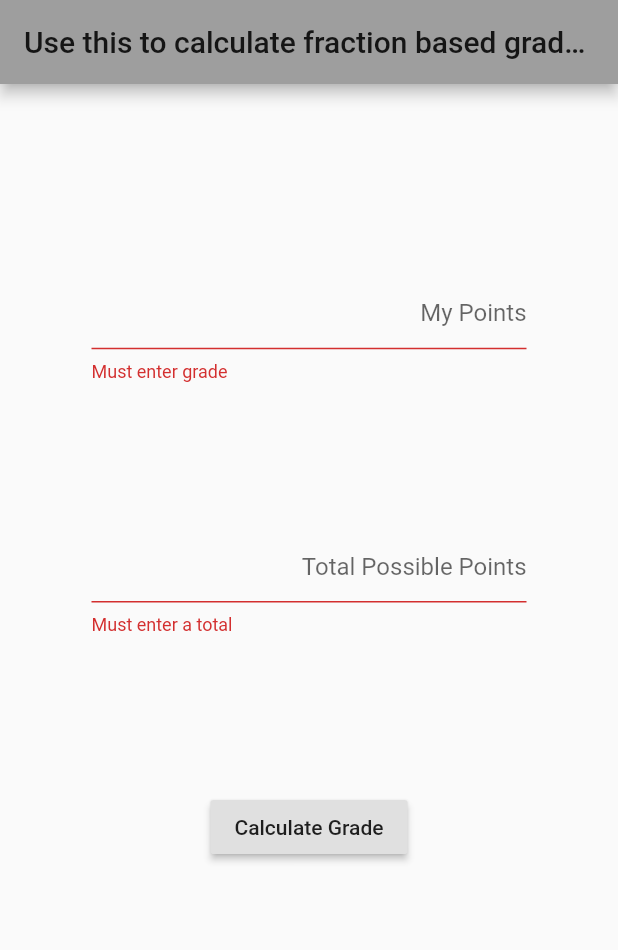
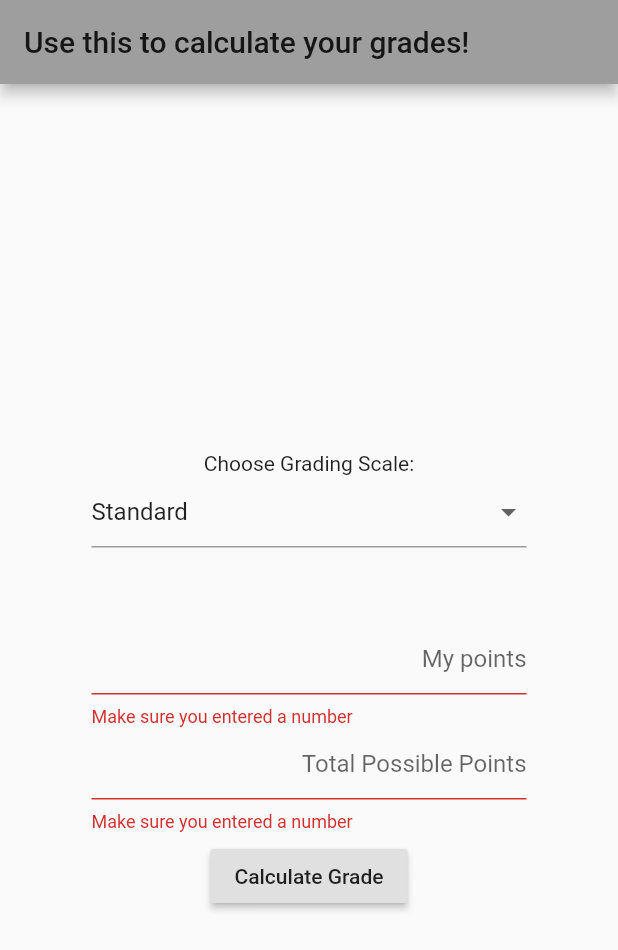
Before and after one commit to bsu-hci/GradeMotivator, a Flutter app: the screen it shows after launch, after a tap on "Calculate Grade", on a phone screen of 412 x 824 dp. Shown: the top 950 px of the screen. Run offline on Flutter 3.47's test engine with Material 2 defaults, Android fonts, the light colour scheme and no system bars.

Commit message:
Iteration 2 finished

```diff
--- a/lib/main.dart
+++ b/lib/main.dart
@@ -9,8 +9,8 @@ class GenerateGrade extends StatefulWidget {
 }
 
 class Grade {
-  int _userScore;
-  int _totalPossiblePoints;
+  double _userScore;
+  double _totalPossiblePoints;
   bool _show;
   String _grade;
 
@@ -20,9 +20,9 @@ class Grade {
   }
 }
 
-class Show extends StatelessWidget {
+class GradeMessage extends StatelessWidget {
   final String _grade;
-  Show(this._grade);
+  GradeMessage(this._grade);
 
   @override
   Widget build(BuildContext context) {
@@ -50,9 +50,7 @@ class GradeMotivator extends StatelessWidget {
         visualDensity: VisualDensity.adaptivePlatformDensity,
       ),
       home: Scaffold(
-        appBar: AppBar(
-            title: Text(
-                "Use this to calculate fraction based grades! (Whole numbers only for now) (For %, enter 100 for the total points)")),
+        appBar: AppBar(title: Text("Use this to calculate your grades!")),
         body: Center(
             child: Container(
           constraints: BoxConstraints(maxWidth: 350),
@@ -67,18 +65,27 @@ class GradeMotivator extends StatelessWidget {
 class _GenerateGradeState extends State<GenerateGrade> {
   final _fk = GlobalKey<FormState>();
   var _numberGradeInput;
-  var _totalPosibleInput;
+  var _totalPossibleInput;
   Grade grade = new Grade();
+  String _dropdown = "Standard";
 
-  void _onCalculateButtonPressed() {
+  void _onSubmit() {
     setState(() {
       this.grade._show = true;
-      this.grade._grade = calculateGrade(
-          this.grade._userScore, this.grade._totalPossiblePoints);
+      if (this._dropdown == "Standard") {
+        print("Standard grading");
+        this.grade._grade = _calculateStandardGrade(
+            this.grade._userScore, this.grade._totalPossiblePoints);
+      }
+      if (this._dropdown == "Triage") {
+        print("Triage grading");
+        this.grade._grade = _calculateTriageGrade(
+            this.grade._userScore, this.grade._totalPossiblePoints);
+      }
     });
   }
 
-  String calculateGrade(int myScore, int totalPossiblePoints) {
+  String _calculateStandardGrade(double myScore, double totalPossiblePoints) {
     double percentage = (myScore / totalPossiblePoints) * 100;
     if (percentage >= 100)
       return "A+ : Outstanding work! Extra credit pays off!";
@@ -95,18 +102,109 @@ class _GenerateGradeState extends State<GenerateGrade> {
     return "Invalid";
   }
 
-  String calculateGradeTriage(double score) {
-    if (score >= (17 / 18))
+  String _calculateTriageGrade(double myScore, double totalPossiblePoints) {
+    double percent = (myScore / totalPossiblePoints);
+    if (percent > (17.0 / 18.0))
       return "A : Great Job! Keep It up! Aim even higher next time!";
-    if (score <= (17 / 18))
+    if (percent > (5.0 / 6.0))
       return "B : Not Too Bad! One step below perfection! Keep going!";
-    if (score <= (5 / 6))
+    if (percent > (2.0 / 3.0))
       return "C : Still Passing, You can do better! Try asking for some extra help.";
-    if (score <= (2 / 3))
+    if (percent > (7.0 / 15.0))
       return "D : Maybe try making some notecards! Better study habits are a must.";
-    if (score <= (7 / 15))
-      return "F: Spend more time hittin' the books! You will get it next time.";
+    if (percent <= (7.0 / 15.0))
+      return "F : Spend more time hittin' the books! You will get it next time.";
     return "Invalid";
+  }
+
+  String _validate(String value) {
+    if (double.tryParse(value) == null || value.isEmpty) {
+      return "Make sure you entered a number";
+    }
+    return null;
+  }
+
+  Widget _dropDown() {
+    return Padding(
+        padding: const EdgeInsets.symmetric(vertical: 50.0),
+        child: Column(
+          children: [
+            Text("Choose Grading Scale:"),
+            DropdownButtonFormField(
+                value: "Standard",
+                items: <String>["Standard", "Triage"]
+                    .map<DropdownMenuItem<String>>((String value) {
+                  return DropdownMenuItem<String>(
+                    value: value,
+                    child: Text(value),
+                  );
+                }).toList(),
+                onChanged: (String value) {
+                  this._dropdown = value;
+                })
+          ],
+        ));
+  }
+
+  Widget _myScoreText() {
+    return TextFormField(
+      textAlign: TextAlign.right,
+      decoration: const InputDecoration(
+        hintText: "My points",
+      ),
+      keyboardType: TextInputType.number,
+      autovalidateMode: AutovalidateMode.onUserInteraction,
+      validator: (value) {
+        String _validation = _validate(value);
+        if (_validation == null) {
+          this._numberGradeInput = double.parse(value);
+        }
+        return _validation;
+      },
+    );
+  }
+
+  Widget _totalPossibleText() {
+    return TextFormField(
+      textAlign: TextAlign.right,
+      decoration: const InputDecoration(hintText: "Total Possible Points"),
+      keyboardType: TextInputType.number,
+      autovalidateMode: AutovalidateMode.onUserInteraction,
+      validator: (value) {
+        String _validation = _validate(value);
+        if (_validation == null) {
+          double _total = double.parse(value);
+          if (_total == 0) {
+            return "Must be a non-zero value";
+          }
+          this._totalPossibleInput = _total;
+        }
+        return _validation;
+      },
+    );
+  }
+
+  Widget _calculateButton() {
+    return Padding(
+      padding: const EdgeInsets.symmetric(vertical: 5.0),
+      child: RaisedButton(
+        onPressed: () {
+          if (_fk.currentState.validate()) {
+            _fk.currentState.save();
+            this.grade._userScore = this._numberGradeInput;
+            this.grade._totalPossiblePoints = this._totalPossibleInput;
+            print(this._dropdown);
+            _onSubmit();
+          }
+        },
+        child: Text('Calculate Grade'),
+      ),
+    );
+  }
+
+  Widget _gradeMessage() {
+    return Flexible(
+        child: this.grade._show ? GradeMessage(this.grade._grade) : Text(""));
   }
 
   @override
@@ -114,53 +212,13 @@ class _GenerateGradeState extends State<GenerateGrade> {
     return Form(
         key: _fk,
         child: Column(
-          mainAxisAlignment: MainAxisAlignment.spaceEvenly,
+          mainAxisAlignment: MainAxisAlignment.center,
           children: <Widget>[
-            TextFormField(
-              textAlign: TextAlign.right,
-              decoration: const InputDecoration(hintText: "My Points"),
-              keyboardType: TextInputType.number,
-              onSaved: (newValue) {
-                this._numberGradeInput = int.parse(newValue);
-              },
-              validator: (value) {
-                if (value.isEmpty) {
-                  return "Must enter grade";
-                }
-                return null;
-              },
-            ),
-            TextFormField(
-              textAlign: TextAlign.right,
-              decoration:
-                  const InputDecoration(hintText: "Total Possible Points"),
-              keyboardType: TextInputType.number,
-              onSaved: (newNumber) {
-                this._totalPosibleInput = int.parse(newNumber);
-              },
-              validator: (number) {
-                if (number.isEmpty) {
-                  return "Must enter a total";
-                }
-                return null;
-              },
-            ),
-            Padding(
-              padding: const EdgeInsets.symmetric(vertical: 5.0),
-              child: RaisedButton(
-                onPressed: () {
-                  if (_fk.currentState.validate()) {
-                    _fk.currentState.save();
-                    this.grade._userScore = this._numberGradeInput;
-                    this.grade._totalPossiblePoints = this._totalPosibleInput;
-                    _onCalculateButtonPressed();
-                  }
-                },
-                child: Text('Calculate Grade'),
-              ),
-            ),
-            Flexible(
-                child: this.grade._show ? Show(this.grade._grade) : Text(""))
+            _dropDown(),
+            _myScoreText(),
+            _totalPossibleText(),
+            _calculateButton(),
+            _gradeMessage()
           ],
         ));
   }
```
